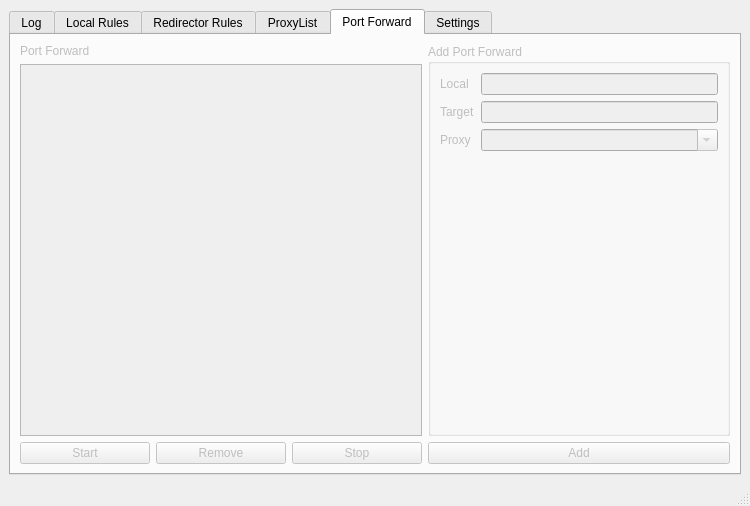
Above: fwlite_gui/mainwindow.ui from v3aqb/fwlite-gui before the change. Below: the same form after it.
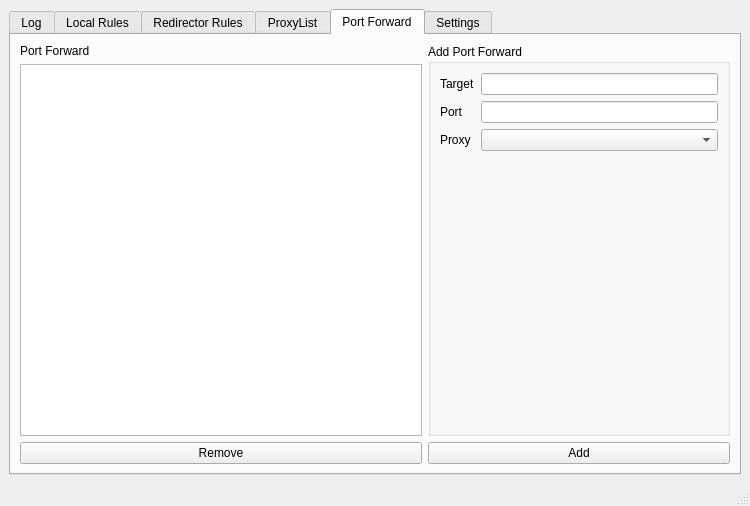
That is the form after the change. The open tabs and pages were chosen to show the change.

Commit message: port forward

What changed in the file:
```diff
--- a/fwlite_gui/mainwindow.ui
+++ b/fwlite_gui/mainwindow.ui
@@ -496,7 +496,7 @@
       </widget>
       <widget class="QWidget" name="tab_5">
        <property name="enabled">
-        <bool>false</bool>
+        <bool>true</bool>
        </property>
        <attribute name="title">
         <string>Port Forward</string>
@@ -516,13 +516,6 @@
           </item>
           <item>
            <layout class="QHBoxLayout" name="horizontalLayout_9">
-            <item>
-             <widget class="QPushButton" name="FPStartButton">
-              <property name="text">
-               <string>Start</string>
-              </property>
-             </widget>
-            </item>
             <item>
              <widget class="QPushButton" name="PFRemoveButton">
               <property name="locale">
@@ -533,13 +526,6 @@
               </property>
              </widget>
             </item>
-            <item>
-             <widget class="QPushButton" name="PFStopButton">
-              <property name="text">
-               <string>Stop</string>
-              </property>
-             </widget>
-            </item>
            </layout>
           </item>
          </layout>
@@ -563,14 +549,14 @@
                <item row="0" column="0">
                 <widget class="QLabel" name="label_18">
                  <property name="text">
-                  <string>Local</string>
+                  <string>Target</string>
                  </property>
                 </widget>
                </item>
                <item row="1" column="0">
                 <widget class="QLabel" name="label_19">
                  <property name="text">
-                  <string>Target</string>
+                  <string>Port</string>
                  </property>
                 </widget>
                </item>
@@ -584,7 +570,7 @@
                <item row="2" column="1">
                 <widget class="QComboBox" name="comboBox">
                  <property name="editable">
-                  <bool>true</bool>
+                  <bool>false</bool>
                  </property>
                 </widget>
                </item>
```
Left out of the diff: 14 changed lines with no effect on the pictures. The commit also changes 2 other files.
